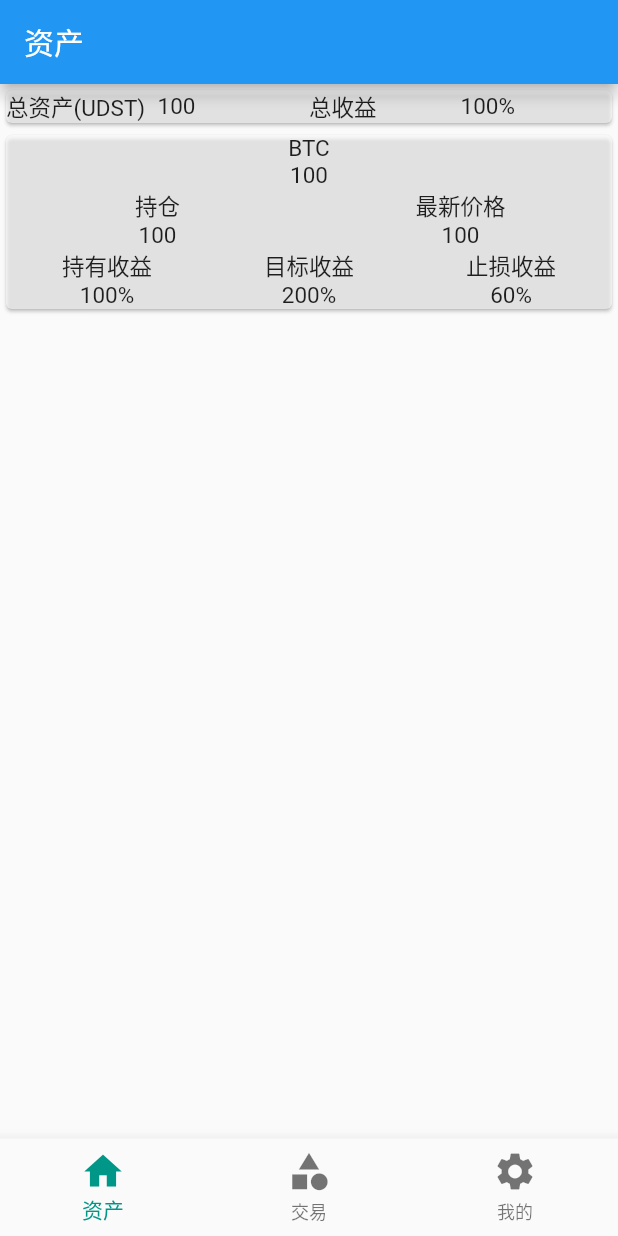
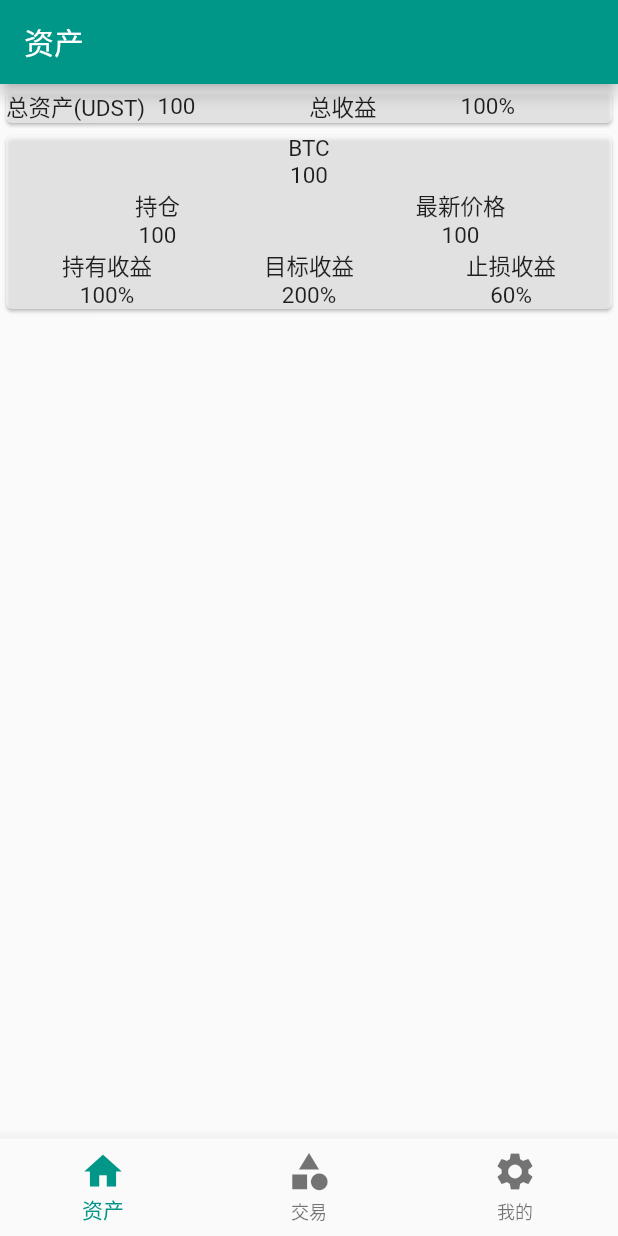
Before and after one commit to squirrelRao/yakapp, a Flutter app: the HomePage screen opened directly, on a phone screen of 412 x 824 dp. Run offline on Flutter 3.47's test engine with Material 2 defaults, Android fonts, the phone set to English and light mode, and no system bars.

```diff
--- a/lib/assets.dart
+++ b/lib/assets.dart
@@ -22,6 +22,7 @@ class AssetsState extends State<AssetsPage>{
 
             appBar: AppBar(
               title: const Text('资产'),
+              backgroundColor: Colors.teal,
             ),
             body: ListView(
               scrollDirection: Axis.vertical,
--- /dev/null
+++ b/lib/common_util.dart
@@ -0,0 +1,27 @@
+class LogUtil {
+
+  static bool debuggable = false; //是否是debug模式,true: log v 不输出.
+  static String TAG = "[YAK]";
+
+  static void init(bool isDebug) {
+    debuggable = isDebug;
+  }
+
+  static void e(Object object) {
+    _printLog('-error-', object);
+  }
+
+  static void i(Object object) {
+    if (debuggable) {
+      _printLog('-info-', object);
+    }
+  }
+
+  static void _printLog(String stag, Object object) {
+    StringBuffer sb = new StringBuffer();
+    sb.write(TAG);
+    sb.write(stag);
+    sb.write(object);
+    print(sb.toString());
+  }
+}
--- a/lib/main.dart
+++ b/lib/main.dart
@@ -1,13 +1,10 @@
 import 'package:flutter/material.dart';
 import 'package:yakapp/login.dart';
-import 'splash.dart';
-import 'regist.dart';
-import 'bind_exchange.dart';
 import 'assets.dart';
 import 'transaction.dart';
 import 'user_center.dart';
-import 'ror_setting.dart';
-import 'modify_passwd.dart';
+import 'common_util.dart';
+
 
 void main() {
   runApp(const MyApp());
@@ -19,8 +16,12 @@ class MyApp extends StatelessWidget {
   // This widget is the root of your application.
   @override
   Widget build(BuildContext context) {
+
+    LogUtil.init(bool.fromEnvironment("dart.vm.product"));
+
     return MaterialApp(
       title: 'Yak',
+
       theme: ThemeData(
         primarySwatch: Colors.teal,
       ),
@@ -41,6 +42,7 @@ class _HomePageState extends State<HomePage> {
   List tabPages = [ AssetsPage(), TransactionsPage(), UserCenterPage()];
 
   void onTabSelected(index){
+
      setState(() {
        currentIndex = index;
      });
@@ -48,6 +50,15 @@ class _HomePageState extends State<HomePage> {
 
   @override
   Widget build(BuildContext context) {
+
+    dynamic args = ModalRoute.of(context)!.settings.arguments;
+    if( args != null && args["page_index"] != null){
+      this.currentIndex = args["page_index"];
+      LogUtil.i(args);
+      args = null;
+    }else{
+      LogUtil.i("no args to home page");
+    }
 
     return Scaffold(
       body:
--- a/lib/regist.dart
+++ b/lib/regist.dart
@@ -85,6 +85,7 @@ class RegistState extends State<RegistPage>{
 
           appBar:AppBar(
             title: const Text('注册账户'),
+            backgroundColor: Colors.teal,
             leading: IconButton(
                 icon:Icon(Icons.arrow_back_ios,color:Colors.white),
               onPressed: (){
@@ -129,7 +130,7 @@ class RegistState extends State<RegistPage>{
                 height: 70,
                 padding: const EdgeInsets.fromLTRB(35, 30, 35, 0),
                 child: TextButton(
-                  child: Text('注 册'),
+                  child: Text('提交，进入下一步'),
                   style: ButtonStyle(
                     textStyle: MaterialStateProperty.all(TextStyle(fontSize: 16)),
                     backgroundColor: MaterialStateProperty.all(Colors.teal),
--- a/lib/ror_setting.dart
+++ b/lib/ror_setting.dart
@@ -59,6 +59,8 @@ class RorSettingState extends State<RorSettingPage>{
 
           appBar:AppBar(
             title: const Text('收益率目标设定'),
+            backgroundColor: Colors.teal
+
           ),
 
           body: ListView(
--- a/lib/transaction.dart
+++ b/lib/transaction.dart
@@ -21,6 +21,8 @@ class TransactionsState extends State<TransactionsPage>{
 
             appBar: AppBar(
               title: const Text('交易记录'),
+              backgroundColor: Colors.teal,
+
             ),
             body: ListView(
               scrollDirection: Axis.vertical,
```
Also changed, not shown: lib/bind_exchange.dart (+4 -3 lines), lib/login.dart (+10 -3 lines), lib/modify_passwd.dart (+10 -1 lines), lib/user_center.dart (+27 -7 lines).
